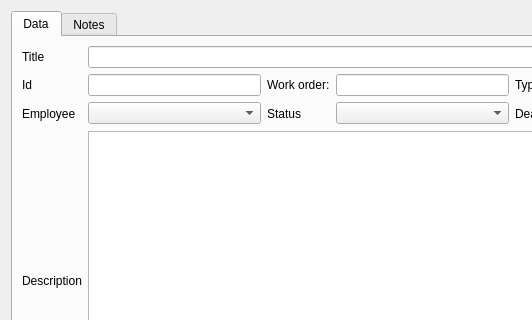
Above: activitydialog.ui from warcomeb/labortool before the change; both pictures show x 0 to 532 and y 0 to 320 of the 800 by 480 pixel window. Below: the same form after it.
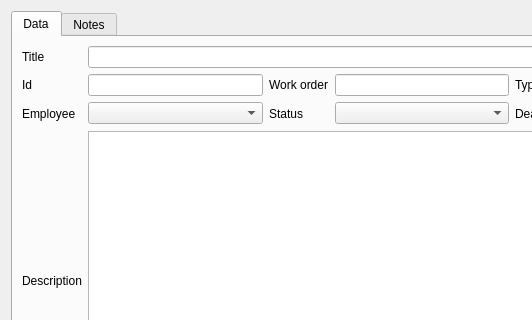
That is the form after the change.

What changed in the file:
```diff
--- a/activitydialog.ui
+++ b/activitydialog.ui
@@ -59,7 +59,7 @@
        <item row="1" column="4">
         <widget class="QLabel" name="jobcodeLabel">
          <property name="text">
-          <string>Work order:</string>
+          <string>Work order</string>
          </property>
         </widget>
        </item>
```
Left out of the diff: 2 changed lines with no effect on the pictures.
